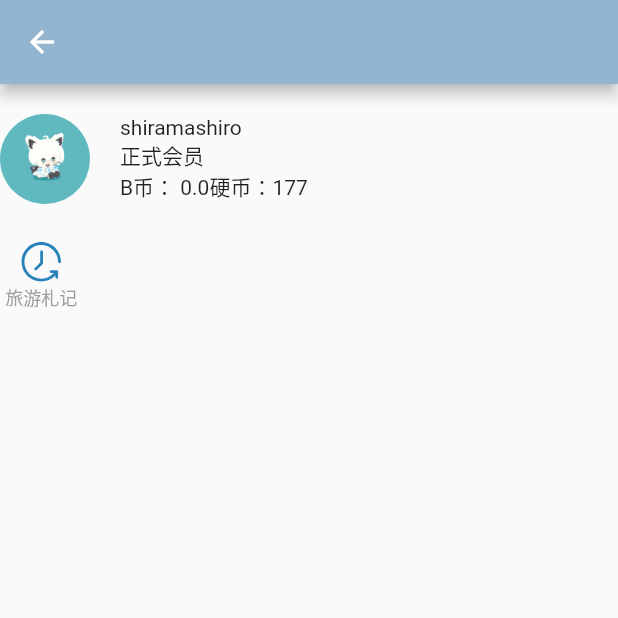
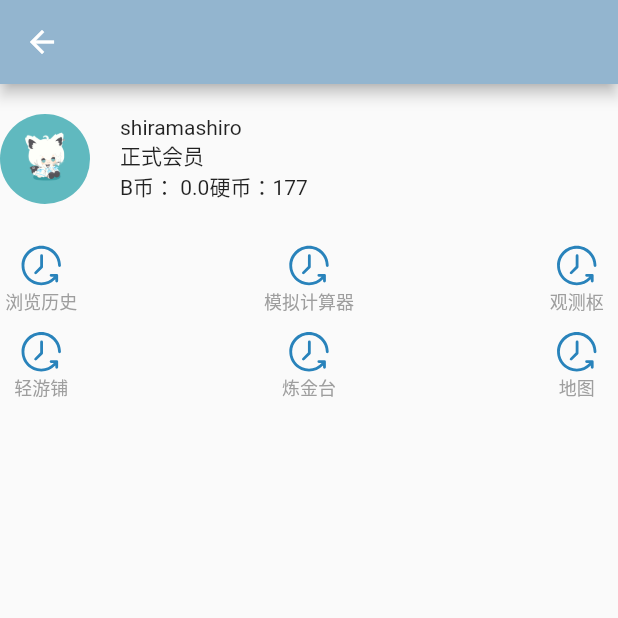
Before and after one commit to shiramashiro/qingyou_mobile, a Flutter app: the UserPage screen opened directly, on a phone screen of 412 x 824 dp, the top half of it. Run offline on Flutter 3.47's test engine with Material 2 defaults, Android fonts, the phone set to English and light mode, and no system bars; our stand-ins replace dio, flutter_easyloading, flutter_screenutil, flutter_svg, image_picker, shared_preferences; missing offline and left inert: proste_indexed_stack; accounts and stored records are empty.

Commit message:
整合图标组件为一个

```diff
--- a/lib/components/text_icon.dart
+++ b/lib/components/actionable_icon.dart
@@ -1,23 +1,23 @@
 import 'package:flutter/material.dart';
 import 'package:flutter_svg/flutter_svg.dart';
 import 'package:qingyuo_mobile/utils/callbacks.dart';
+import 'package:qingyuo_mobile/utils/detection.dart';
 
-class TextIcon extends StatelessWidget {
+/// 多功能图标
+class ActionableIcon extends StatelessWidget {
   final double holeSize;
   final double iconSize;
   final double fontSize;
-  final String text;
-  final String iconPath;
+  final String? text;
+  final String path;
   final Color textColor;
   final OnTap? onTap;
-  final String? iconType;
   final Color? svgColor;
 
-  const TextIcon({
+  const ActionableIcon({
     Key? key,
-    this.iconType = "normal",
-    required this.iconPath,
-    required this.text,
+    required this.path,
+    this.text,
     this.holeSize = 55,
     this.iconSize = 30,
     this.fontSize = 12,
@@ -28,22 +28,37 @@ class TextIcon extends StatelessWidget {
 
   Widget _createIcon() {
     Widget result = Container();
-    if (iconType == 'svg') {
+    if (Detection.detectSvg(path)) {
       result = SvgPicture.asset(
-        iconPath,
+        path,
         width: iconSize,
         height: iconSize,
         color: svgColor,
-        semanticsLabel: 'a svg.',
+        fit: BoxFit.cover,
       );
-    } else if (iconType == 'normal') {
+    } else {
       result = Image(
-        image: AssetImage(iconPath),
+        image: AssetImage(path),
+        fit: BoxFit.cover,
         width: iconSize,
         height: iconSize,
       );
     }
-    return Container(child: result);
+    return result;
+  }
+
+  Widget _createText() {
+    Widget result = Container();
+    if (text != null) {
+      result = Text(
+        text!,
+        style: TextStyle(
+          fontSize: fontSize,
+          color: textColor,
+        ),
+      );
+    }
+    return result;
   }
 
   @override
@@ -57,13 +72,7 @@ class TextIcon extends StatelessWidget {
           mainAxisAlignment: MainAxisAlignment.center,
           children: [
             _createIcon(),
-            Text(
-              text,
-              style: TextStyle(
-                fontSize: fontSize,
-                color: textColor,
-              ),
-            ),
+            _createText(),
           ],
         ),
       ),
--- a/lib/components/actionable_list.dart
+++ b/lib/components/actionable_list.dart
@@ -1,6 +1,7 @@
 import 'package:flutter/material.dart';
 import 'package:qingyuo_mobile/utils/callbacks.dart';
 
+/// 可操作性列表
 class ActionableListTemplate {
   final bool isIcon;
   final String label;
--- a/lib/components/app_bar_row_back.dart
+++ b/lib/components/app_bar_row_back.dart
@@ -1,6 +1,7 @@
 import 'package:flutter/material.dart';
 import 'package:qingyuo_mobile/utils/roadmap.dart';
 
+/// AppBar 返回以及标题
 class AppBarRowBack extends StatelessWidget {
   final Widget widget;
   final String title;
--- a/lib/components/avatar.dart
+++ b/lib/components/avatar.dart
@@ -2,6 +2,7 @@ import 'package:flutter/material.dart';
 import 'package:qingyuo_mobile/utils/callbacks.dart';
 import 'package:qingyuo_mobile/utils/detection.dart';
 
+/// 头像
 class Avatar extends StatefulWidget {
   final double size;
   final String url;
--- a/lib/components/circle_button.dart
+++ b/lib/components/circle_button.dart
@@ -1,6 +1,7 @@
 import 'package:flutter/material.dart';
 import 'package:qingyuo_mobile/utils/callbacks.dart';
 
+/// 圆形按钮
 class CircleButton extends StatelessWidget {
   final OnTap? onTap;
   final String text;
--- a/lib/pages/home_page.dart
+++ b/lib/pages/home_page.dart
@@ -1,7 +1,7 @@
 import 'package:flutter/material.dart';
+import 'package:qingyuo_mobile/components/actionable_icon.dart';
 
 import 'package:qingyuo_mobile/components/avatar.dart';
-import 'package:qingyuo_mobile/components/clickable_icon.dart';
 import 'package:qingyuo_mobile/components/icon_in_input.dart';
 import 'package:qingyuo_mobile/pages/slices/home_page/hot_post_slice.dart';
 import 'package:qingyuo_mobile/pages/slices/home_page/hot_video_slice.dart';
@@ -56,8 +56,8 @@ class _HomePageState extends State<HomePage> {
             fontSize: 12,
           ),
         ),
-        const ClickableIcon(icon: Icons.camera),
-        const ClickableIcon(icon: Icons.email)
+        const ActionableIcon(path: "assets/icons/pick_image.svg", holeSize: 30),
+        const ActionableIcon(path: "assets/icons/message.svg", holeSize: 30),
       ],
     );
   }
--- a/lib/pages/user_page.dart
+++ b/lib/pages/user_page.dart
@@ -1,6 +1,6 @@
 import 'package:flutter/material.dart';
 import 'package:qingyuo_mobile/components/avatar.dart';
-import 'package:qingyuo_mobile/components/text_icon.dart';
+import 'package:qingyuo_mobile/components/actionable_icon.dart';
 
 class UserPage extends StatefulWidget {
   const UserPage({Key? key}) : super(key: key);
@@ -46,18 +46,25 @@ class _UserPageState extends State<UserPage> {
 
   Widget _createUserUtils() {
     return Column(
-      mainAxisAlignment: MainAxisAlignment.spaceBetween,
-      crossAxisAlignment: CrossAxisAlignment.center,
       children: [
         Row(
+          mainAxisAlignment: MainAxisAlignment.spaceBetween,
+          crossAxisAlignment: CrossAxisAlignment.center,
           children: const [
-            TextIcon(text: '旅游札记', iconPath: "assets/icons/history.svg", iconType: 'svg'),
+            ActionableIcon(text: '浏览历史', path: "assets/icons/history.svg"),
+            ActionableIcon(text: '模拟计算器', path: "assets/icons/history.svg", holeSize: 60),
+            ActionableIcon(text: '观测枢', path: "assets/icons/history.svg"),
           ],
         ),
         Row(
-          children: [
+          mainAxisAlignment: MainAxisAlignment.spaceBetween,
+          crossAxisAlignment: CrossAxisAlignment.center,
+          children: const [
+            ActionableIcon(text: '轻游铺', path: "assets/icons/history.svg"),
+            ActionableIcon(text: '炼金台', path: "assets/icons/history.svg"),
+            ActionableIcon(text: '地图', path: "assets/icons/history.svg"),
           ],
-        )
+        ),
       ],
     );
   }
--- a/lib/utils/detection.dart
+++ b/lib/utils/detection.dart
@@ -16,6 +16,8 @@ class RegExpValues {
 
   static const String url =
       r"^(?:http(s)?:\/\/)?[\w.-]+(?:\.[\w\.-]+)+[\w\-\._~:/?#[\]@!\$&'\*\+,;=.]+$";
+
+  static const String svg = r"\.svg$";
 }
 
 /// 保存着各种提示消息，比如，手机号的格式错误、电子邮箱的格式错误等。
@@ -86,4 +88,8 @@ class Detection {
   static bool detectUrl(String e) {
     return Detection.match(e, RegExpValues.url);
   }
+
+  static bool detectSvg(String e) {
+    return Detection.match(e, RegExpValues.svg);
+  }
 }
```
Also changed, not shown: lib/components/clickable_icon.dart (deleted, +0 -29 lines), lib/pages/login_page.dart (+4 -4 lines), lib/pages/register_page.dart (+4 -4 lines), assets/icons/alipay.svg, assets/icons/history.svg, assets/icons/message.svg (added), assets/icons/pick_image.svg (added), assets/icons/qq.svg, assets/icons/wechat.svg.
